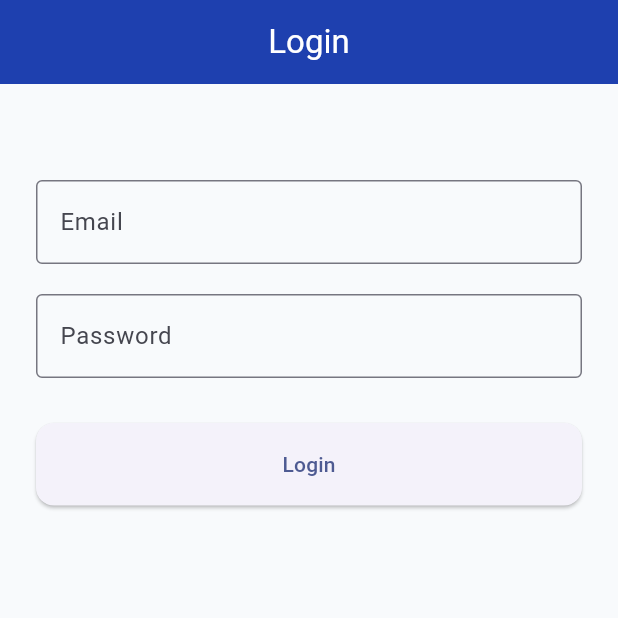
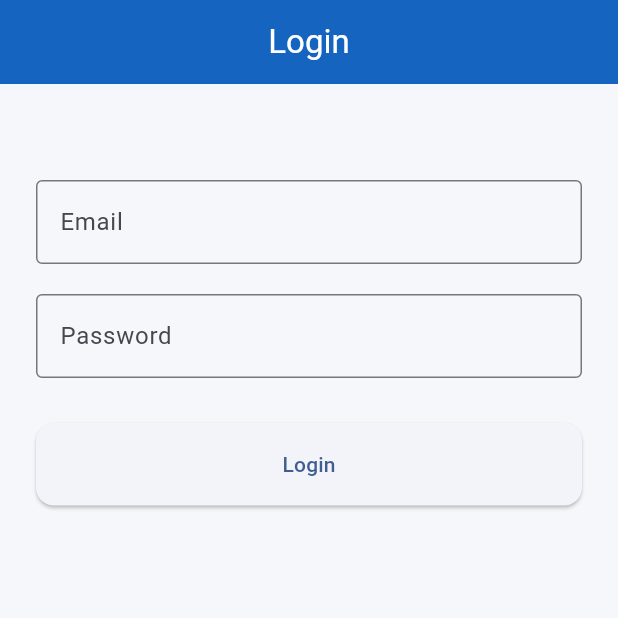
Before and after one commit to Kidanedg/DRSS, a Flutter app: the screen it shows after launch, on a phone screen of 412 x 824 dp, the top half of it. Run offline on Flutter 3.47's test engine with Material 3 defaults, Android fonts, the phone set to English and light mode, and no system bars; our stand-ins replace firebase_core, go_router; accounts and stored records are empty.

Commit message:
Update color constants in AppColors class

```diff
--- a/lib/core/constants/app_colors.dart
+++ b/lib/core/constants/app_colors.dart
@@ -1,14 +1,19 @@
 import 'package:flutter/material.dart';
 
 class AppColors {
-  static const Color primary = Color(0xFF1E40AF);
-  static const Color secondary = Color(0xFF3B82F6);
-  static const Color accent = Color(0xFF10B981);
+  static const Color primary = Color(0xFF1565C0);
+  static const Color secondary = Color(0xFF26A69A);
 
-  static const Color background = Color(0xFFF8FAFC);
+  static const Color background = Color(0xFFF5F7FA);
 
-  static const Color textDark = Color(0xFF1E293B);
-  static const Color textLight = Color(0xFF64748B);
+  static const Color card = Colors.white;
 
-  static const Color white = Colors.white;
+  static const Color success = Color(0xFF2E7D32);
+  static const Color warning = Color(0xFFF9A825);
+  static const Color error = Color(0xFFC62828);
+
+  static const Color textDark = Color(0xFF263238);
+  static const Color textLight = Color(0xFFFFFFFF);
+
+  static const Color border = Color(0xFFE0E0E0);
 }
```
